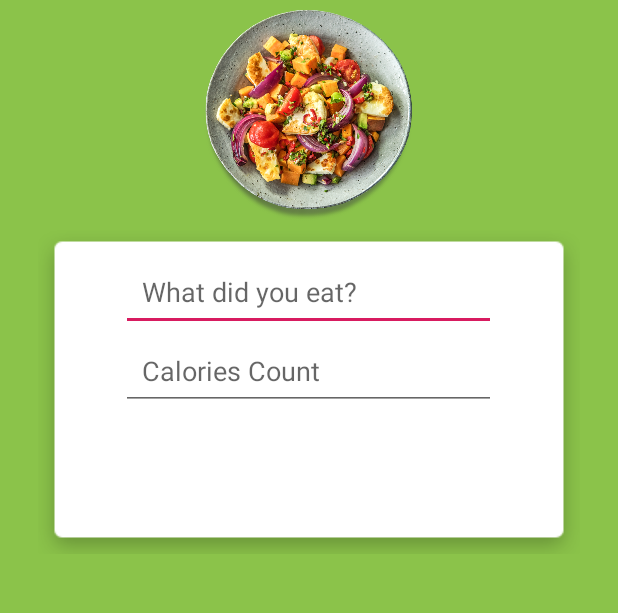
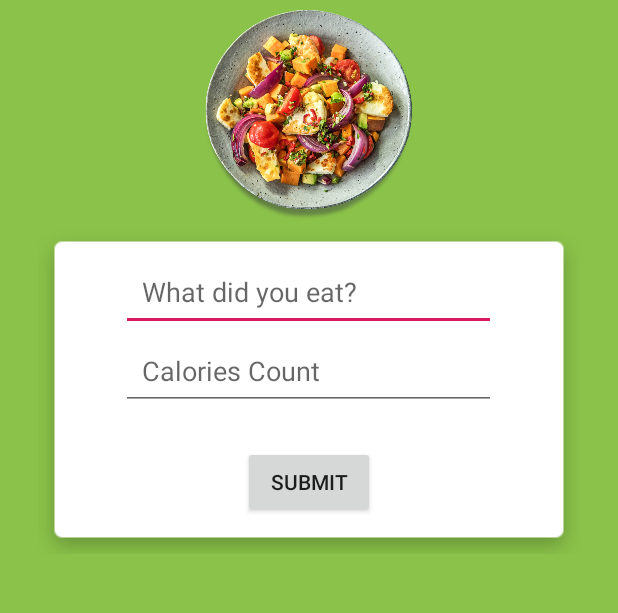
Before and after one commit to IonutPutinica/CalorieCounterAndroid, an Android app: the screen it shows after launch (MainActivity), on a phone screen of 412 x 824 dp, the part 192-805 px from its top. Run offline under Robolectric (Android 15) with nearby library versions, the phone set to English and light mode, and no system bars.

Commit message:
Added a submit button

```diff
--- a/app/src/main/res/layout/activity_main.xml
+++ b/app/src/main/res/layout/activity_main.xml
@@ -53,6 +53,13 @@
             android:layout_width="250dp"
             android:layout_height="wrap_content" />
 
+        <Button
+            android:id="@+id/submitButton"
+            android:layout_marginTop="24dp"
+            android:text="@string/submit_text"
+            android:layout_width="wrap_content"
+            android:layout_height="wrap_content" />
+
 
     </LinearLayout>
 
```
